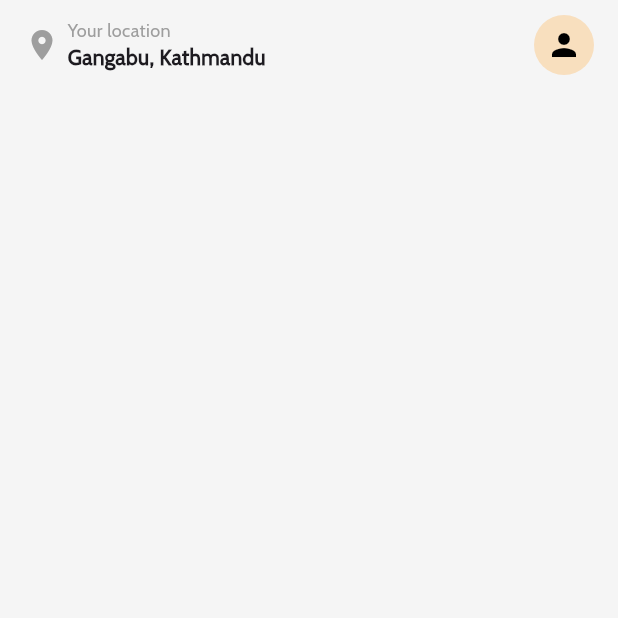
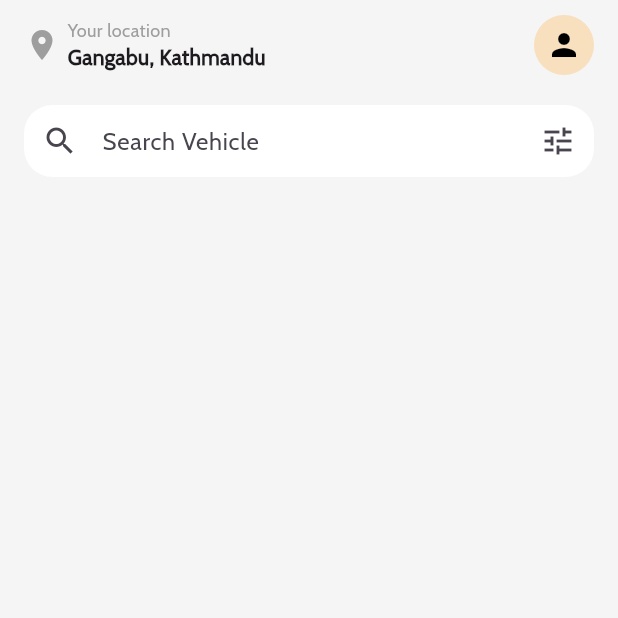
Before and after one commit to stha9840/gadikhoj, a Flutter app: the Home screen opened directly, on a phone screen of 412 x 824 dp, the top half of it. Run offline on Flutter 3.47's test engine with Material 3 defaults, Android fonts, the phone set to English and light mode, and no system bars; our stand-ins replace animated_splash_screen, font_awesome_flutter, lottie.

Commit message:
search bar added

```diff
--- a/lib/bottom_screen/home.dart
+++ b/lib/bottom_screen/home.dart
@@ -1,5 +1,4 @@
 import 'package:flutter/material.dart';
-import 'package:font_awesome_flutter/font_awesome_flutter.dart';
 
 class Home extends StatelessWidget {
   const Home({super.key});
@@ -44,6 +43,22 @@ class Home extends StatelessWidget {
                   ),
                 ],
               ),
+              const SizedBox(height: 20),
+              //Search bar
+              TextField(
+                decoration: InputDecoration(
+                  hintText: "Search Vehicle",
+                  prefixIcon: const Icon(Icons.search),
+                  suffixIcon: const Icon(Icons.tune),
+                  filled: true,
+                  fillColor: Colors.white,
+                  contentPadding: const EdgeInsets.symmetric(vertical: 0),
+                  border: OutlineInputBorder(
+                    borderRadius: BorderRadius.circular(19),
+                    borderSide: BorderSide.none,
+                  ),
+                ),
+              ),
             ],
           ),
         ),
```
